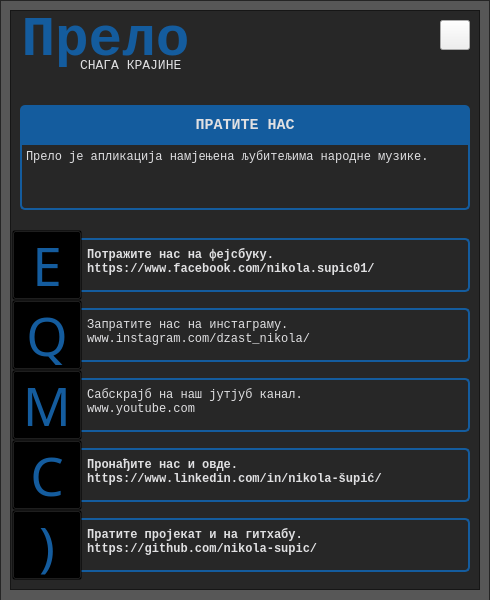
First picture: the form in application/ui/ui_about.ui, repository nikola-supic/prelo, before the edit.
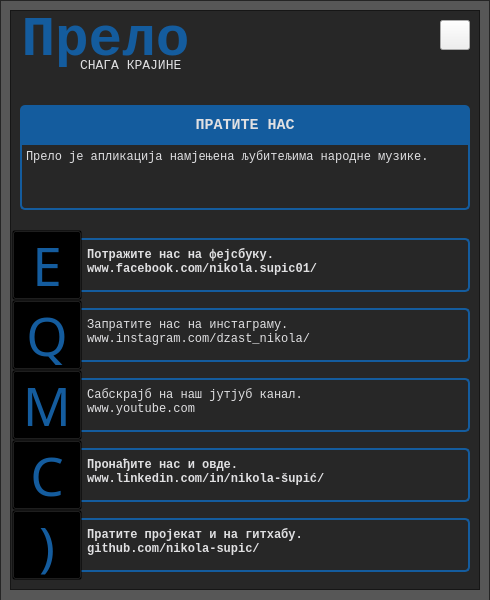
Second picture: the form after the edit. Icons and pictures are not drawn.

Commit message: updating about screen (links)

Diff of the .ui file:
```diff
--- a/application/ui/ui_about.ui
+++ b/application/ui/ui_about.ui
@@ -388,7 +388,7 @@
        </property>
        <property name="plainText">
         <string>      Пратите пројекат и на гитхабу.
-      https://github.com/nikola-supic/</string>
+      github.com/nikola-supic/</string>
        </property>
       </widget>
       <widget class="QPlainTextEdit" name="text_ig">
@@ -490,7 +490,7 @@
        </property>
        <property name="plainText">
         <string>      Потражите нас на фејсбуку.
-      https://www.facebook.com/nikola.supic01/</string>
+      www.facebook.com/nikola.supic01/</string>
        </property>
       </widget>
       <widget class="QPlainTextEdit" name="text_in">
@@ -527,7 +527,7 @@
        </property>
        <property name="plainText">
         <string>      Пронађите нас и овде.
-      https://www.linkedin.com/in/nikola-šupić/</string>
+      www.linkedin.com/in/nikola-šupić/</string>
        </property>
       </widget>
       <widget class="QPushButton" name="btn_ig">
```
The commit also changes 1 other file.
